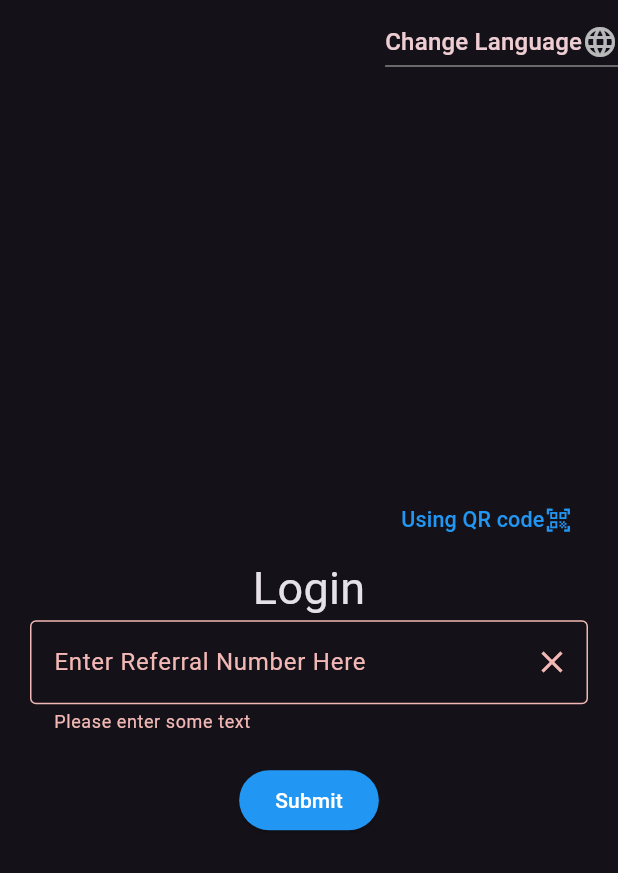
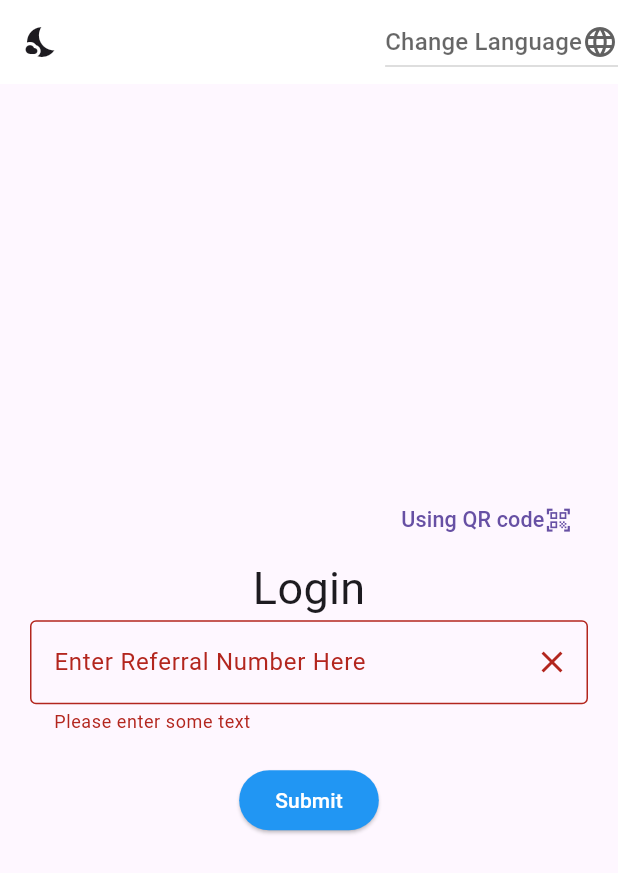
Before and after one commit to KiyaTilahun/refferal_tracking_system_flutter, a Flutter app: the screen it shows after launch, after a tap on "Submit", on a phone screen of 412 x 824 dp. Shown: the top 873 px of the screen. Run offline on Flutter 3.47's test engine with Material 3 defaults, Android fonts, the phone set to English and light mode, and no system bars; our stand-ins replace flutter_native_splash, table_calendar; missing offline and left inert: flutter_barcode_scanner; generated files the repository leaves out were written again.

```diff
--- a/lib/main.dart
+++ b/lib/main.dart
@@ -1,21 +1,22 @@
 // ignore_for_file: prefer_const_constructors, prefer_const_literals_to_create_immutables
 
+import 'package:final_year/pages/calendarpage.dart';
 import 'package:final_year/pages/detailpage.dart';
 import 'package:final_year/pages/mainpage.dart';
 import 'package:final_year/pages/qrscanner.dart';
 import 'package:final_year/pages/welcome_page.dart';
+import 'package:final_year/theme/appTheme.dart';
 import 'package:final_year/theme/themes.dart';
 import 'package:flutter/material.dart';
 import 'package:flutter_native_splash/flutter_native_splash.dart';
 import 'package:flutter_gen/gen_l10n/app_localizations.dart';
 import 'package:flutter_localizations/flutter_localizations.dart';
+import 'package:provider/provider.dart';
 
 
-void main() async {
-  WidgetsFlutterBinding.ensureInitialized();
-  await Future.delayed(const Duration(seconds: 5));
-  FlutterNativeSplash.remove();
-  runApp(const MyApp());
+void main()  {
+
+  runApp(ChangeNotifierProvider(create: (context)=>ThemeProvider(),child: const MyApp()));
 }
 
 class MyApp extends StatefulWidget {
@@ -52,7 +53,7 @@ class _MyAppState extends State<MyApp> {
     // Add more delegates as needed
   ],
 
-theme: darkTheme,
+theme: Provider.of<ThemeProvider>(context).themedata,
 
       // theme: ThemeData(
       //   colorScheme: ColorScheme.fromSeed(seedColor: Colors.deepPurple),
@@ -67,6 +68,8 @@ theme: darkTheme,
     '/qrscanner': (context) => const QrPage(),
     '/welcome_page': (context) => const WelcomePage(),
     '/detail': (context) => const Detail(),
+    '/edit': (context) => const Calendar(),
+
 
 
 
--- a/lib/pages/mainpage.dart
+++ b/lib/pages/mainpage.dart
@@ -1,10 +1,15 @@
 // ignore_for_file: prefer_const_constructors, prefer_const_literals_to_create_immutables
 
 import 'package:final_year/main.dart';
+
+import 'package:final_year/theme/appTheme.dart';
 import 'package:final_year/utils/language.dart';
 import 'package:flutter/material.dart';
 import 'package:flutter_localizations/flutter_localizations.dart';
+
 import 'package:flutter_gen/gen_l10n/app_localizations.dart';
+import 'package:provider/provider.dart';
+import 'package:final_year/theme/themes.dart';
 
 class LoginPage extends StatefulWidget {
   const LoginPage({super.key});
@@ -21,6 +26,15 @@ class _LoginPageState extends State<LoginPage>
   late Animation<double> _animation;
   String _text = '';
 
+
+
+  List<Icon> icons = [
+    Icon(Icons.sunny, color: Colors.white), // For name
+    Icon(
+      Icons.nights_stay,
+    ),
+  ];
+
   @override
   void initState() {
     super.initState();
@@ -34,12 +48,22 @@ class _LoginPageState extends State<LoginPage>
 
   @override
   Widget build(BuildContext context) {
+     ThemeData theme =Provider.of<ThemeProvider>(context).themedata;
+
+    bool dark = theme==darkTheme?true:false;
     return Scaffold(
         appBar: AppBar(
-          actions: [
-            Language().buildLanguageDropdown(context)
+          leading: IconButton(
+              onPressed: () {
+                Provider.of<ThemeProvider>(context, listen: false)
+                    .toggleTheme();
 
-          ],
+                      setState(() {
+                  dark = !dark;
+                });
+              },
+              icon: dark ? icons[0] : icons[1]),
+          actions: [  Language().buildLanguageDropdown(context),],
         ),
         body: Center(
           child: Padding(
@@ -54,10 +78,7 @@ class _LoginPageState extends State<LoginPage>
                         mainAxisAlignment: MainAxisAlignment.end,
                         children: [
                           TextButton(
-                            style: ButtonStyle(
-                              foregroundColor:
-                                  MaterialStateProperty.all<Color>(Colors.blue),
-                            ),
+
                             onPressed: () {
                               Navigator.pushNamed(context, '/qrscanner');
                             },
@@ -126,6 +147,4 @@ class _LoginPageState extends State<LoginPage>
   }
 
   // drop down for language
-
-
 }
--- /dev/null
+++ b/lib/theme/appTheme.dart
@@ -0,0 +1,23 @@
+// ignore_for_file: prefer_final_fields
+
+import 'package:final_year/theme/themes.dart';
+import 'package:flutter/material.dart';
+
+class ThemeProvider extends ChangeNotifier {
+  ThemeData _themeData = lightTheme;
+  ThemeData get themedata => _themeData;
+  set themeData(ThemeData themeData) {
+    _themeData = themeData;
+    notifyListeners();
+  }
+
+  void toggleTheme() {
+    if (_themeData == lightTheme) {
+      themeData = darkTheme;
+    }
+    else{
+      themeData = lightTheme;
+
+    }
+  }
+}
--- a/lib/theme/themes.dart
+++ b/lib/theme/themes.dart
@@ -4,20 +4,18 @@ import 'package:flutter/material.dart';
 
 ThemeData lightTheme = ThemeData(
   brightness: Brightness.light,
-  primaryColor: Colors.blue, // Primary color for your app
-  hintColor: Colors.green, // Accent color, used for buttons, etc.
-  backgroundColor: Colors.white, // Background color for the app
-  scaffoldBackgroundColor: Colors.white, // Background color for scaffolds
+
+  primaryColor: Colors.black,
+  cardTheme: CardTheme(
+    color: Colors.white
+  ),
+  // hintColor: Colors.green, // Accent color, used for buttons, etc.
+   // Background color for scaffolds
   appBarTheme: AppBarTheme(
     // color: Colors.blue, // Color for app bar
     // Brightness of the app bar
-    iconTheme: IconThemeData(color: Colors.white),
-    toolbarTextStyle: TextTheme(
-      headline6: TextStyle(color: Colors.white), // Text color for app bar title
-    ).bodyText2,
-    titleTextStyle: TextTheme(
-      headline6: TextStyle(color: Colors.white), // Text color for app bar title
-    ).headline6,
+
+    color: Colors.white
   ),
   // Add more theme properties as needed
 );
@@ -25,21 +23,22 @@ ThemeData lightTheme = ThemeData(
 ThemeData darkTheme = ThemeData(
   primarySwatch: Colors.red,
   backgroundColor: Color(0xFF332940),
-
-  primaryColor: Colors.grey,
-
+  primaryColor: Colors.grey[100],
   indicatorColor: Color(0xffCBDCF8),
-
   hintColor: Color(0xffEECED3),
   highlightColor: Color(0xffFCE192),
   hoverColor: Color(0xff4285F4),
   focusColor: Color(0xffA8DAB5),
   disabledColor: Colors.grey,
+  cardTheme: CardTheme(
+    color: Colors.black12
+  ),
 
-  cardColor: Colors.white,
-  canvasColor: Colors.grey[50],
   brightness: Brightness.dark,
   appBarTheme: AppBarTheme(
-    elevation: 0.0,
+    // color: Colors.blue, // Color for app bar
+    // Brightness of the app bar
+  backgroundColor: Colors.black12,
+
   ),
 );
--- a/lib/utils/language.dart
+++ b/lib/utils/language.dart
@@ -37,10 +37,11 @@ class Language{
         ),
         // Add more DropdownMenuItems for additional languages
       ],
-      onChanged: (String? value) {
+      onChanged: (String? value) async{
         if (value != null) {
           final locale = Locale(value);
-            MyApp.setLocale(context, locale);
+             MyApp.setLocale(context, locale);
+            // Navigator.of(context).pop();
         }
       },
     );
--- a/pubspec.yaml
+++ b/pubspec.yaml
@@ -40,6 +40,8 @@ dependencies:
   flutter_localizations:
     sdk: flutter
   intl: ^0.18.1
+  provider: ^6.1.2
+  table_calendar: ^3.0.9
 
 flutter_native_splash:
   android: true
```
Also changed, not shown: lib/pages/calendarpage.dart (added, +43 -0 lines), lib/pages/welcome_page.dart (+43 -22 lines), pubspec.lock.
